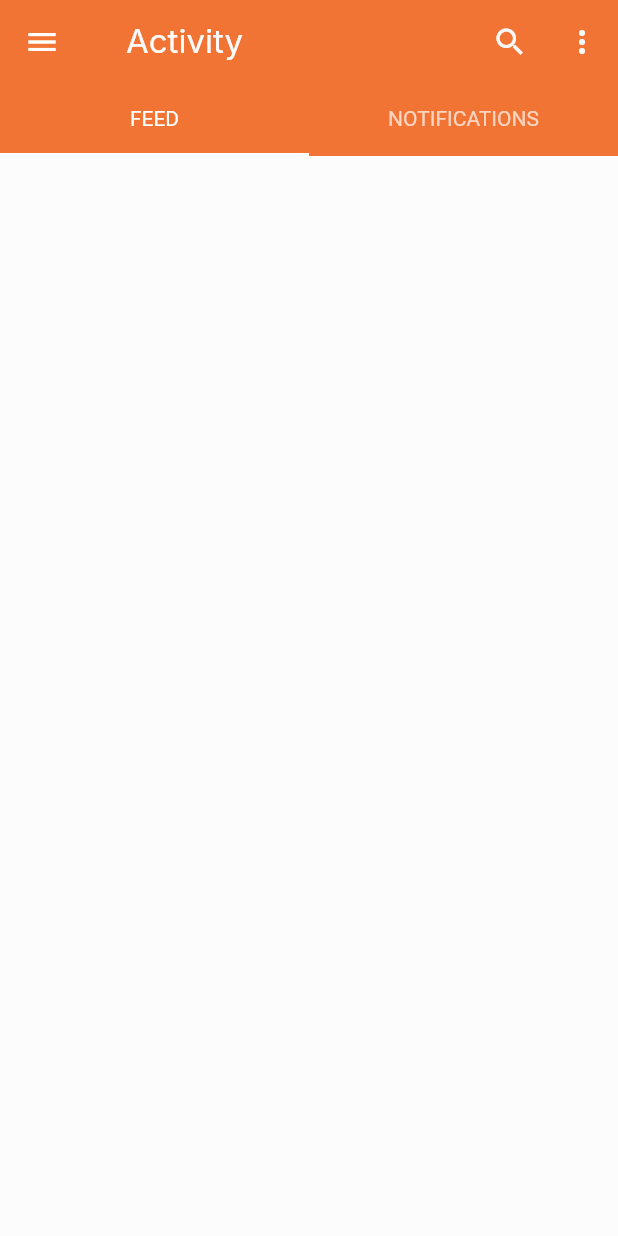
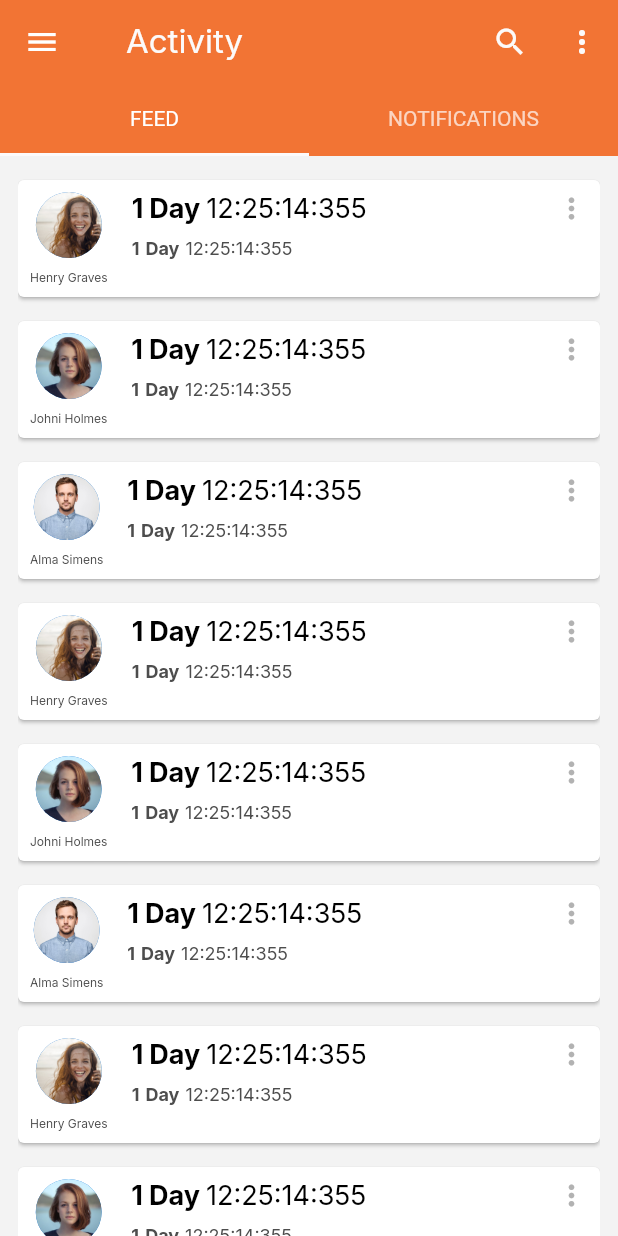
Before and after one commit to RamanYarotski/Flutter_training, a Flutter app: the screen it shows after launch, on a phone screen of 412 x 824 dp. Run offline on Flutter 3.47's test engine with Material 2 defaults, Android fonts, the phone set to English and light mode, and no system bars; our stand-ins replace google_fonts.

Commit message:
[FIX] - In progress;

```diff
--- /dev/null
+++ b/lib/components/my_tab_bar.dart
@@ -0,0 +1,37 @@
+import 'package:flutter/material.dart';
+import 'package:training_project/constants.dart';
+
+class MyTabBar extends StatelessWidget {
+  const MyTabBar({
+    Key? key,
+    required this.tabController,
+  }) : super(key: key);
+
+  final TabController tabController;
+
+  @override
+  Widget build(BuildContext context) {
+    return Container(
+      color: primaryColor,
+      child: TabBar(
+          indicatorColor: gray100,
+          controller: tabController,
+          tabs: const [
+            Tab(
+              icon: Text(
+                "FEED",
+                style: TextStyle(
+                    fontWeight: FontWeight.normal, fontSize: 14),
+              ),
+            ),
+            Tab(
+              icon: Text(
+                "NOTIFICATIONS",
+                style: TextStyle(
+                    fontWeight: FontWeight.normal, fontSize: 14),
+              ),
+            ),
+          ]),
+    );
+  }
+}
--- /dev/null
+++ b/lib/components/widgets.dart
@@ -0,0 +1 @@
+export 'my_tab_bar.dart';
--- a/lib/constants.dart
+++ b/lib/constants.dart
@@ -6,9 +6,9 @@ const secondaryColor = orange2;
 const errorColor = red;
 const backgroundColor = gray84;
 const titleTextColorLight = black1;
-const subtitleTextColor = gray70;
-const contentColorLightTheme = gray100;
-const contentColorDarkTheme = black1;
+const subtitleTextColor = gray30;
+const contentColorLightTheme = black1;
+const contentColorDarkTheme = gray100;
 
 
 //Gray palette
@@ -18,6 +18,7 @@ const gray30 = Color(0xFF4D4D4D);
 const gray70 = Color(0xFFB2B2B2);
 const gray80 = Color(0xFFCCCCCC);
 const gray84 = Color (0xFFD7D7D7);
+const gray95 = Color.fromARGB(255, 243, 243, 243);
 const gray100 = Color(0xFCFCFCFC);
 //Orange palette
 const orange = Color(0xFFF27434);
@@ -25,6 +26,6 @@ const orange2 = Color(0xFFBE5E34);
 const red = Color(0xFFF03738);
 
 //Dimensions
-const avatarSize = 50.00;
+const avatarSize = 22.00;
 
 //Text
--- a/lib/models/user.dart
+++ b/lib/models/user.dart
@@ -9,9 +9,19 @@ class User {
 }
 
 final List<User> users = <User>[
-  User(
-      "assets/images/avatars/1.jpeg", "Henry Graves", 1, "Day", "12:25:14:355"),
-  User(
-      "assets/images/avatars/2.jpeg", "Johni Holmes", 1, "Day", "12:25:14:355"),
-  User("assets/images/avatars/3.jpeg", "Alma Simens", 1, "Day", "12:25:14:355")
+  User("assets/images/1.jpeg", "Henry Graves", 1, "Day", "12:25:14:355"),
+  User("assets/images/2.jpeg", "Johni Holmes", 1, "Day", "12:25:14:355"),
+  User("assets/images/3.jpeg", "Alma Simens", 1, "Day", "12:25:14:355"),
+  User("assets/images/1.jpeg", "Henry Graves", 1, "Day", "12:25:14:355"),
+  User("assets/images/2.jpeg", "Johni Holmes", 1, "Day", "12:25:14:355"),
+  User("assets/images/3.jpeg", "Alma Simens", 1, "Day", "12:25:14:355"),
+  User("assets/images/1.jpeg", "Henry Graves", 1, "Day", "12:25:14:355"),
+  User("assets/images/2.jpeg", "Johni Holmes", 1, "Day", "12:25:14:355"),
+  User("assets/images/3.jpeg", "Alma Simens", 1, "Day", "12:25:14:355"),
+  User("assets/images/1.jpeg", "Henry Graves", 1, "Day", "12:25:14:355"),
+  User("assets/images/2.jpeg", "Johni Holmes", 1, "Day", "12:25:14:355"),
+  User("assets/images/3.jpeg", "Alma Simens", 1, "Day", "12:25:14:355"),
+  User("assets/images/1.jpeg", "Henry Graves", 1, "Day", "12:25:14:355"),
+  User("assets/images/2.jpeg", "Johni Holmes", 1, "Day", "12:25:14:355"),
+  User("assets/images/3.jpeg", "Alma Simens", 1, "Day", "12:25:14:355"),
 ];
--- a/lib/screens/home_screen.dart
+++ b/lib/screens/home_screen.dart
@@ -1,6 +1,7 @@
 import 'package:flutter/material.dart';
 import 'package:training_project/constants.dart';
-// import 'package:training_project/models/user.dart';
+import 'package:training_project/models/user.dart';
+import '../components/widgets.dart';
 
 class HomeScreen extends StatefulWidget {
   const HomeScreen({Key? key}) : super(key: key);
@@ -24,61 +25,122 @@ class _HomeScreenState extends State<HomeScreen> with TickerProviderStateMixin {
         appBar: buildAppBar(),
         body: Column(
           children: [
-            Container(
-              color: primaryColor,
-              child: TabBar(
-                  indicatorColor: gray100,
-                  controller: tabController,
-                  tabs: const [
-                    Tab(
-                      icon: Text(
-                        "FEED",
-                        style: TextStyle(
-                            fontWeight: FontWeight.normal, fontSize: 14),
-                      ),
-                    ),
-                    Tab(
-                      icon: Text(
-                        "NOTIFICATIONS",
-                        style: TextStyle(
-                            fontWeight: FontWeight.normal, fontSize: 14),
-                      ),
-                    ),
-                  ]),
+            MyTabBar(tabController: tabController),
+            Expanded(
+              child: Container(
+                padding: const EdgeInsets.symmetric(horizontal: 12),
+                child: TabBarView(controller: tabController, children: [
+                  Center(
+                    child: Column(children: [
+                      ListView.builder(
+                        shrinkWrap: true,
+                        itemCount: users.length,
+                        itemBuilder: (context, int index) {
+                          final currentUser = users[index];
+                          return Card(
+                              margin: const EdgeInsets.only(top: 16),
+                              child: Padding(
+                                padding: const EdgeInsets.all(8.0),
+                                child: Row(
+                                  crossAxisAlignment: CrossAxisAlignment.start,
+                                  children: [
+                                    Column(
+                                      children: [
+                                        _circleAvatar(currentUser.avatarSource),
+                                        const SizedBox(
+                                          height: 8,
+                                        ),
+                                        Text(
+                                          currentUser.userName,
+                                          style: userNameTextStyle,
+                                        )
+                                      ],
+                                    ),
+                                    const SizedBox(
+                                      width: 16,
+                                    ),
+                                    Column(
+                                      crossAxisAlignment:
+                                          CrossAxisAlignment.start,
+                                      mainAxisAlignment:
+                                          MainAxisAlignment.center,
+                                      children: [
+                                        _itemTextRow(
+                                            currentUser,
+                                            itemTitleTextStyleBold,
+                                            itemTitleTextStyle),
+                                        const SizedBox(
+                                          height: 8,
+                                        ),
+                                        _itemTextRow(
+                                            currentUser,
+                                            itemSubTitleTextStyleBold,
+                                            itemSubTitleTextStyle),
+                                      ],
+                                    ),
+                                    const Spacer(),
+                                    IconButton(
+                                        iconSize: 22,
+                                        alignment: Alignment.topRight,
+                                        padding: EdgeInsets.zero,
+                                        onPressed: () {},
+                                        icon: const Icon(
+                                          Icons.more_vert,
+                                          color: gray70,
+                                        )),
+                                  ],
+                                ),
+                              ));
+                        },
+                      )
+                    ]),
+                  ),
+                  const Center(
+                    child: Text("NOTIFICATIONS page"),
+                  )
+                ]),
+              ),
             )
           ],
         ));
   }
 }
 
-// TextStyle itemTitleTextStyle =
-//     const TextStyle(fontSize: 18, color: titleTextColor);
-// TextStyle itemTitleTextStyleBold = const TextStyle(
-//     fontSize: 18, color: titleTextColor, fontWeight: FontWeight.bold);
+TextStyle userNameTextStyle =
+    const TextStyle(fontSize: 8, color: subtitleTextColor);
 
-// TextStyle itemSubTitleTextStyle =
-//     const TextStyle(fontSize: 12, color: subtitleTextColor);
-// TextStyle itemSubTitleTextStyleBold =
-//     const TextStyle(fontSize: 12, color: subtitleTextColor);
+TextStyle itemTitleTextStyle = const TextStyle(fontSize: 18);
+TextStyle itemTitleTextStyleBold =
+    const TextStyle(fontSize: 18, fontWeight: FontWeight.bold);
 
-// Row _itemTextRow(
-//     int itemIndex, TextStyle itemTextStyle, TextStyle itemSecondTextStyle) {
-//   return Row(
-//     // mainAxisSize: MainAxisSize.min,
-//     children: [
-//       Text(users[itemIndex].number.toString(), style: itemTextStyle),
-//       Text(users[itemIndex].numberValue.toString(), style: itemTextStyle),
-//       Text(users[itemIndex].time.toString(), style: itemSecondTextStyle),
-//     ],
-//   );
-// }
+TextStyle itemSubTitleTextStyle =
+    const TextStyle(fontSize: 12, color: subtitleTextColor);
+TextStyle itemSubTitleTextStyleBold = const TextStyle(
+    fontSize: 12, color: subtitleTextColor, fontWeight: FontWeight.bold);
 
-// Widget _circleAvatar(String imageRoute) {
-//   return CircleAvatar(
-//     backgroundImage: AssetImage(imageRoute),
-//     radius: avatarSize,
-//   );
-// }
+Row _itemTextRow(
+    User currentUser, TextStyle itemTextStyle, TextStyle itemSecondTextStyle) {
+  return Row(
+    children: [
+      Text(currentUser.number.toString(), style: itemTextStyle),
+      const SizedBox(
+        width: 4,
+      ),
+      Text(currentUser.numberValue.toString(), style: itemTextStyle),
+      const SizedBox(
+        width: 4,
+      ),
+      Text(currentUser.time.toString(), style: itemSecondTextStyle),
+    ],
+  );
+}
+
+Widget _circleAvatar(String imageRoute) {
+  return CircleAvatar(
+    backgroundImage: AssetImage(imageRoute),
+    radius: avatarSize,
+  );
+}
 
 // Widget _circleAvatar2(String imageRoute) {
 //   return Container(
@@ -136,13 +198,5 @@ AppBar buildAppBar() {
       IconButton(
           onPressed: () {}, icon: const Icon(Icons.more_vert, color: gray100))
     ],
-    // bottom: const TabBar(tabs: [
-    //   Tab(
-    //     text: "FEED",
-    //   ),
-    //   Tab(
-    //     text: "NOTIFICATIONS",
-    //   )
-    // ]),
   );
 }
--- a/lib/theme.dart
+++ b/lib/theme.dart
@@ -5,11 +5,11 @@ import 'package:google_fonts/google_fonts.dart';
 ThemeData lightThemeData (BuildContext context){
   return ThemeData.light().copyWith(
     primaryColor: primaryColor,
-    scaffoldBackgroundColor: contentColorLightTheme,
+    scaffoldBackgroundColor: gray95,
     appBarTheme: const AppBarTheme(),
     iconTheme: const IconThemeData(color: contentColorLightTheme),
     textTheme: GoogleFonts.interTextTheme(Theme.of(context).textTheme)
-    .apply(bodyColor: contentColorLightTheme),
+    .apply(bodyColor: contentColorLightTheme, ),
     colorScheme:const ColorScheme.light(
       primary: primaryColor,
       secondary: secondaryColor,
@@ -21,7 +21,7 @@ ThemeData lightThemeData (BuildContext context){
 ThemeData darkThemeData (BuildContext context){
   return ThemeData.dark().copyWith(
     primaryColor: primaryColor,
-    scaffoldBackgroundColor: contentColorDarkTheme,
+    scaffoldBackgroundColor: contentColorLightTheme,
     appBarTheme: const AppBarTheme(),
     iconTheme: const IconThemeData(color: gray100),
     textTheme: GoogleFonts.interTextTheme(Theme.of(context).textTheme)
```
Also changed, not shown: lib/components/body.dart (deleted, +0 -17 lines), pubspec.yaml (+10 -5 lines), assets/images/1.jpeg (renamed from assets/images/avatars/1.jpeg), assets/images/2.jpeg (renamed from assets/images/avatars/2.jpeg), assets/images/3.jpeg (renamed from assets/images/avatars/3.jpeg), 3 other files.
